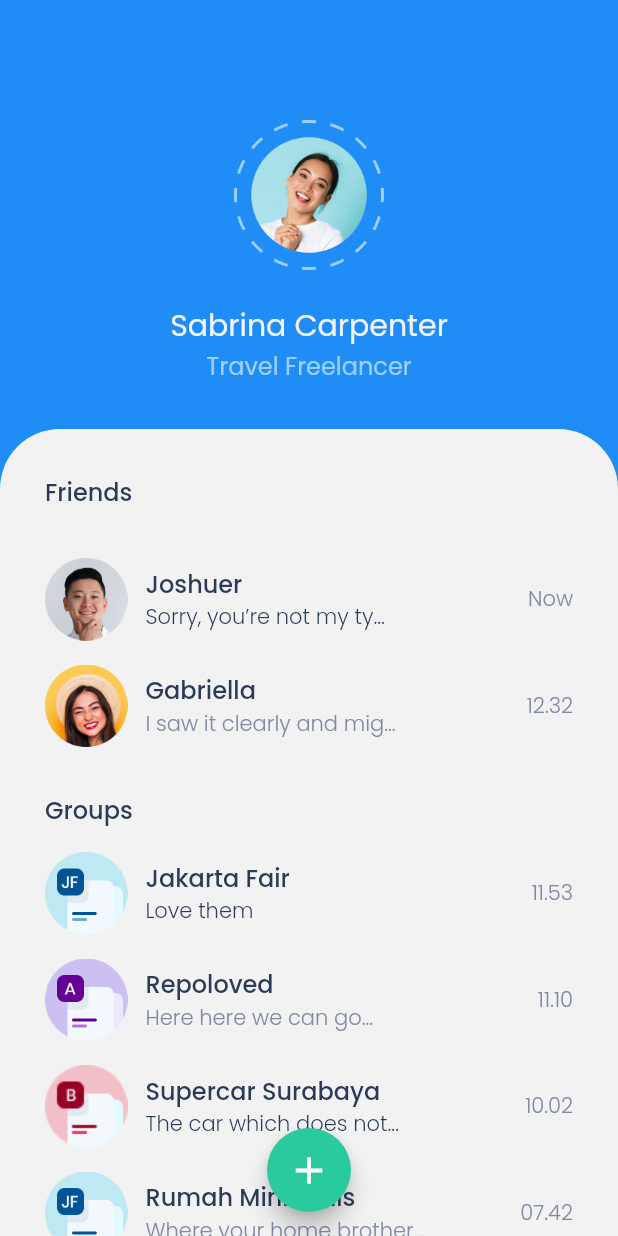
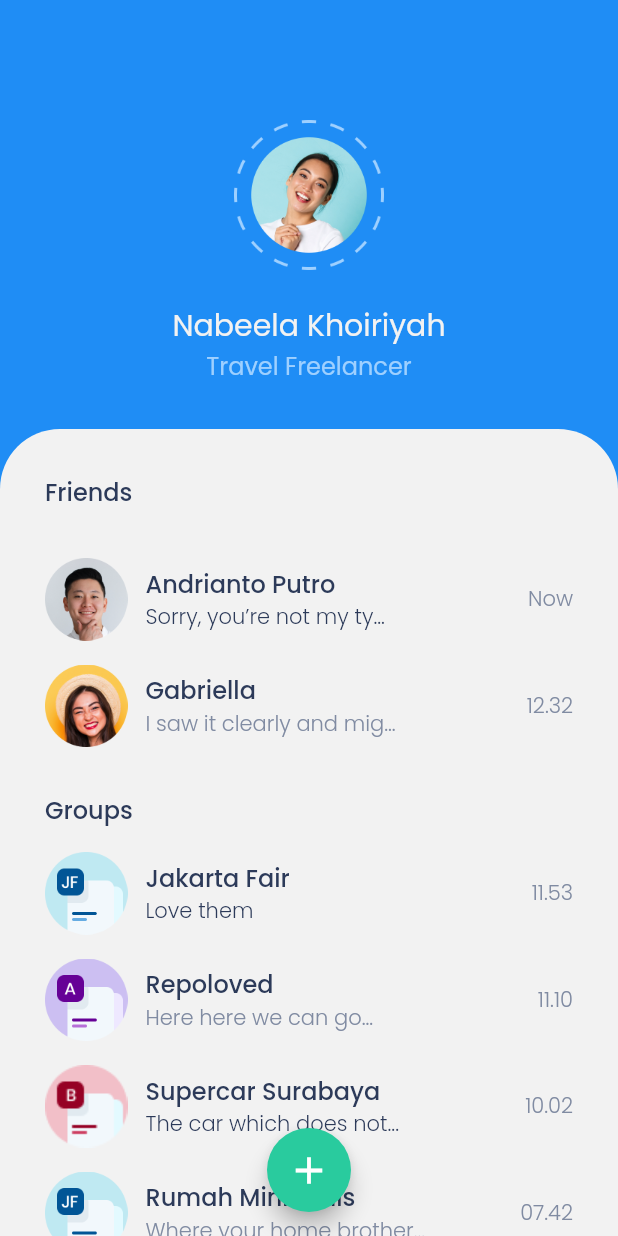
Before and after one commit to heyaender/flutter-heychat, a Flutter app: the screen it shows after launch, on a phone screen of 412 x 824 dp. Run offline on Flutter 3.47's test engine with Material 2 defaults, Android fonts, the phone set to English and light mode, and no system bars.

Commit message:
run back again

```diff
--- a/lib/main.dart
+++ b/lib/main.dart
@@ -1,6 +1,4 @@
 // ignore_for_file: unused_import
-
-import 'package:chattyapp/pages/message_page.dart';
 import 'package:flutter/material.dart';
 import 'pages/home_page.dart';
 
--- a/lib/pages/home_page.dart
+++ b/lib/pages/home_page.dart
@@ -1,7 +1,7 @@
-import 'package:chattyapp/pages/message_page.dart';
-import 'package:chattyapp/theme.dart';
-import 'package:chattyapp/widgets/chat_tile.dart';
 import 'package:flutter/material.dart';
+import 'package:heychat/pages/message_page.dart';
+import 'package:heychat/theme.dart';
+import 'package:heychat/widgets/chat_tile.dart';
 
 class HomePage extends StatelessWidget {
   const HomePage({super.key});
@@ -44,7 +44,7 @@ class HomePage extends StatelessWidget {
                 height: 2,
               ),
               const Text(
-                'Sabrina Carpenter',
+                'Nabeela Khoiriyah',
                 style: TextStyle(
                   fontSize: 20,
                   color: whiteColor,
@@ -76,7 +76,7 @@ class HomePage extends StatelessWidget {
                     ),
                     const ChatTile(
                       imgUrl: 'assets/images/friend1.png',
-                      name: 'Joshuer',
+                      name: 'Andrianto Putro',
                       text: 'Sorry, you’re not my ty...',
                       time: 'Now',
                       unread: true,
--- a/lib/widgets/chat_bubble_left.dart
+++ b/lib/widgets/chat_bubble_left.dart
@@ -1,7 +1,6 @@
 // ignore_for_file: prefer_const_constructors
-
 import 'package:flutter/material.dart';
-import 'package:chattyapp/theme.dart';
+import 'package:heychat/theme.dart';
 
 class ChatBubbleLeft extends StatelessWidget {
   final String imgUrl, text, time;
--- a/lib/widgets/chat_bubble_right.dart
+++ b/lib/widgets/chat_bubble_right.dart
@@ -1,7 +1,7 @@
 // ignore_for_file: prefer_const_constructors
 
 import 'package:flutter/material.dart';
-import 'package:chattyapp/theme.dart';
+import 'package:heychat/theme.dart';
 
 class ChatBubbleRight extends StatelessWidget {
   final String imgUrl, text, time;
--- a/lib/widgets/chat_tile.dart
+++ b/lib/widgets/chat_tile.dart
@@ -1,8 +1,6 @@
 // ignore_for_file: prefer_typing_uninitialized_variables
-
-import 'package:chattyapp/pages/message_page.dart';
 import 'package:flutter/material.dart';
-import 'package:chattyapp/theme.dart';
+import 'package:heychat/theme.dart';
 
 class ChatTile extends StatelessWidget {
   final String imgUrl, name, text, time;
--- a/pubspec.yaml
+++ b/pubspec.yaml
@@ -1,5 +1,5 @@
-name: chattyapp
-description: A new Flutter project.
+name: heychat
+description: HeyChat, say hello to your friends!
 
 # The following line prevents the package from being accidentally published to
 # pub.dev using `flutter pub publish`. This is preferred for private packages.
```
Also changed, not shown: lib/pages/message_page.dart (+3 -4 lines), pubspec.lock, 4 other files.
